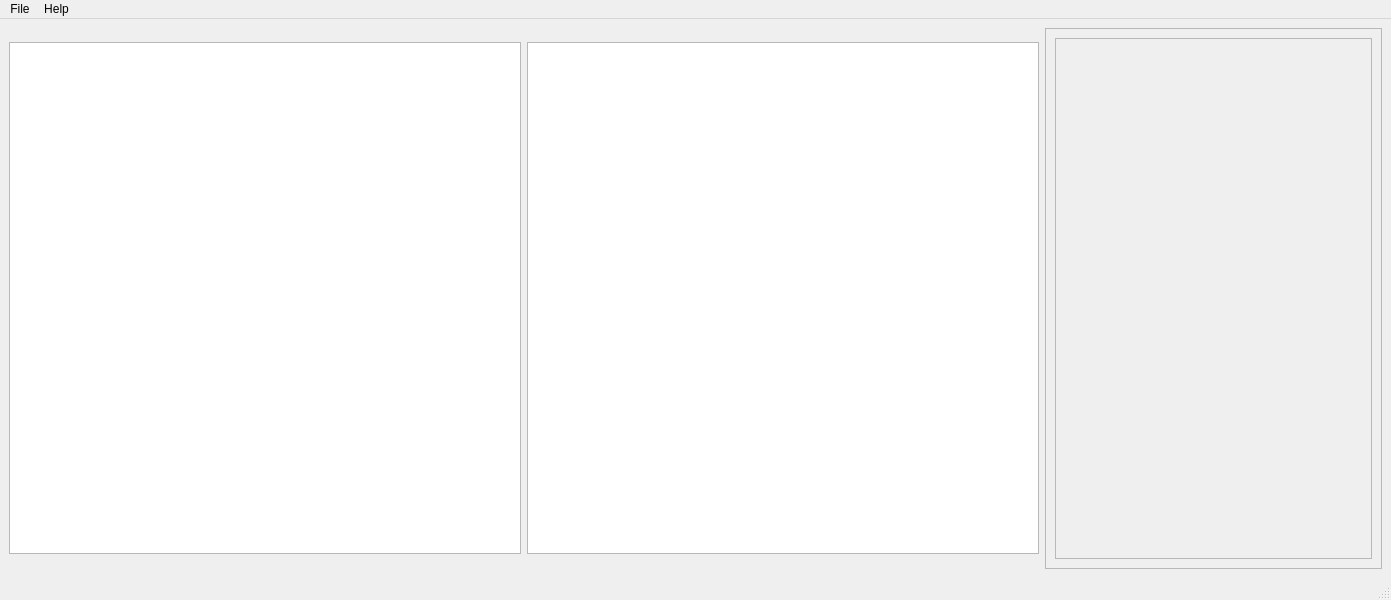
Above: sirc-tiledit/ui/mainwindow.ui from NoxHarmonium/sirc before the change. Below: the same form after it.
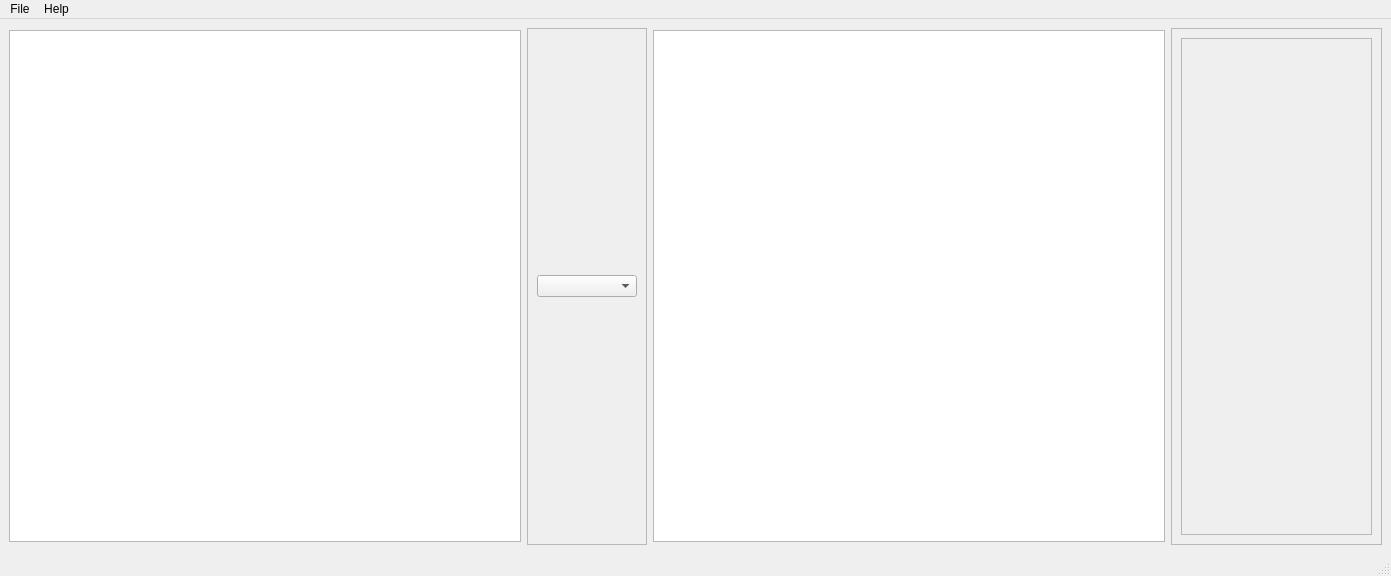
That is the form after the change.

Commit message: feat(tiledit): add palette reduction combo box

```diff
--- a/sirc-tiledit/ui/mainwindow.ui
+++ b/sirc-tiledit/ui/mainwindow.ui
@@ -7,7 +7,7 @@
     <x>0</x>
     <y>0</y>
     <width>1391</width>
-    <height>600</height>
+    <height>576</height>
    </rect>
   </property>
   <property name="windowTitle">
@@ -29,6 +29,31 @@
         <height>512</height>
        </size>
       </property>
+      <property name="alignment">
+       <set>Qt::AlignCenter</set>
+      </property>
+     </widget>
+    </item>
+    <item>
+     <widget class="QFrame" name="paletteReductionFrame">
+      <property name="frameShape">
+       <enum>QFrame::StyledPanel</enum>
+      </property>
+      <property name="frameShadow">
+       <enum>QFrame::Raised</enum>
+      </property>
+      <layout class="QVBoxLayout" name="verticalLayout">
+       <item>
+        <widget class="QComboBox" name="paletteReductionOptions">
+         <property name="minimumSize">
+          <size>
+           <width>100</width>
+           <height>0</height>
+          </size>
+         </property>
+        </widget>
+       </item>
+      </layout>
      </widget>
     </item>
     <item>
@@ -69,8 +94,8 @@
            <rect>
             <x>0</x>
             <y>0</y>
-            <width>315</width>
-            <height>514</height>
+            <width>189</width>
+            <height>490</height>
            </rect>
           </property>
           <layout class="QVBoxLayout" name="paletteInternalLayout">
```
Left out of the diff: 2 changed lines with no effect on the pictures. The commit also changes 4 other files.
